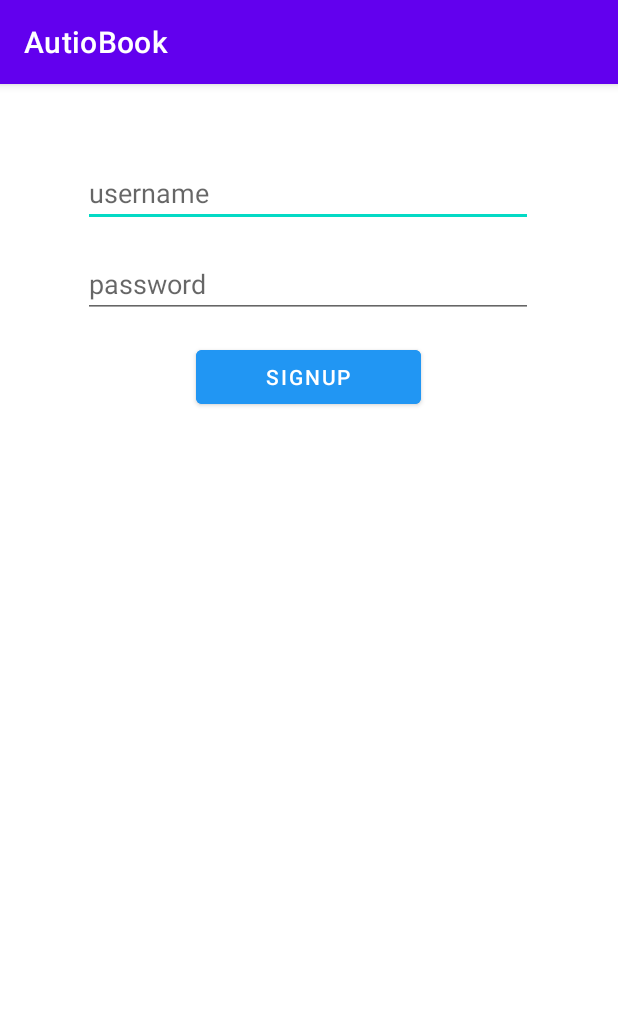
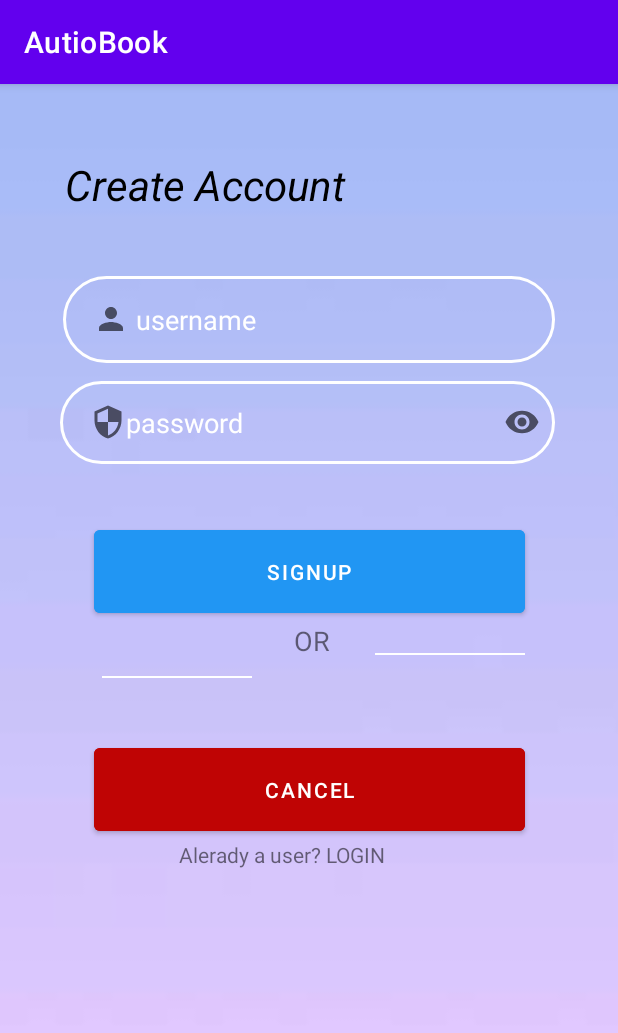
Before and after one commit to Autiobook/Autiobook, an Android app: the SignupActivity screen opened directly, with no data from a screen before it, on a phone screen of 412 x 824 dp. Shown: the top 1033 px of the screen. Run offline under Robolectric (Android 15) with nearby library versions, the phone set to English and light mode, and no system bars; libraries missing offline, so code that uses them is left out: com.parse.

Commit message:
Styled signup

```diff
--- /dev/null
+++ b/app/src/main/res/drawable/ic_baseline_remove_red_eye_24.xml
@@ -0,0 +1,10 @@
+<vector xmlns:android="http://schemas.android.com/apk/res/android"
+    android:width="24dp"
+    android:height="24dp"
+    android:viewportWidth="24"
+    android:viewportHeight="24"
+    android:tint="?attr/colorControlNormal">
+  <path
+      android:fillColor="@android:color/white"
+      android:pathData="M12,4.5C7,4.5 2.73,7.61 1,12c1.73,4.39 6,7.5 11,7.5s9.27,-3.11 11,-7.5c-1.73,-4.39 -6,-7.5 -11,-7.5zM12,17c-2.76,0 -5,-2.24 -5,-5s2.24,-5 5,-5 5,2.24 5,5 -2.24,5 -5,5zM12,9c-1.66,0 -3,1.34 -3,3s1.34,3 3,3 3,-1.34 3,-3 -1.34,-3 -3,-3z"/>
+</vector>
--- /dev/null
+++ b/app/src/main/res/drawable/ic_person.xml
@@ -0,0 +1,10 @@
+<vector xmlns:android="http://schemas.android.com/apk/res/android"
+    android:width="24dp"
+    android:height="24dp"
+    android:viewportWidth="24"
+    android:viewportHeight="24"
+    android:tint="?attr/colorControlNormal">
+  <path
+      android:fillColor="@android:color/white"
+      android:pathData="M12,12c2.21,0 4,-1.79 4,-4s-1.79,-4 -4,-4 -4,1.79 -4,4 1.79,4 4,4zM12,14c-2.67,0 -8,1.34 -8,4v2h16v-2c0,-2.66 -5.33,-4 -8,-4z"/>
+</vector>
--- /dev/null
+++ b/app/src/main/res/drawable/ic_security.xml
@@ -0,0 +1,10 @@
+<vector xmlns:android="http://schemas.android.com/apk/res/android"
+    android:width="24dp"
+    android:height="24dp"
+    android:viewportWidth="24"
+    android:viewportHeight="24"
+    android:tint="?attr/colorControlNormal">
+  <path
+      android:fillColor="@android:color/white"
+      android:pathData="M12,1L3,5v6c0,5.55 3.84,10.74 9,12 5.16,-1.26 9,-6.45 9,-12L21,5l-9,-4zM12,11.99h7c-0.53,4.12 -3.28,7.79 -7,8.94L12,12L5,12L5,6.3l7,-3.11v8.8z"/>
+</vector>
--- /dev/null
+++ b/app/src/main/res/drawable/input_bg.xml
@@ -0,0 +1,6 @@
+<?xml version="1.0" encoding="utf-8"?>
+<shape xmlns:android="http://schemas.android.com/apk/res/android">
+    <stroke android:color="@color/white" android:width="2dp"/>
+    <corners android:radius="70dp"/>
+
+</shape>
--- a/app/src/main/res/layout/activity_login.xml
+++ b/app/src/main/res/layout/activity_login.xml
@@ -1,13 +1,13 @@
 <?xml version="1.0" encoding="utf-8"?>
-<androidx.constraintlayout.widget.ConstraintLayout
-    xmlns:android="http://schemas.android.com/apk/res/android"
+<androidx.constraintlayout.widget.ConstraintLayout xmlns:android="http://schemas.android.com/apk/res/android"
+    xmlns:app="http://schemas.android.com/apk/res-auto"
     xmlns:tools="http://schemas.android.com/tools"
-    xmlns:app="http://schemas.android.com/apk/res-auto"
     android:layout_width="match_parent"
     android:layout_height="match_parent"
-    android:layout_margin="16dp"
+
     android:orientation="vertical"
-    tools:context=".LoginActivity">
+    tools:context=".LoginActivity"
+    android:background="@drawable/images">
 
     <EditText
         android:id="@+id/etUsername"
--- a/app/src/main/res/layout/activity_signup.xml
+++ b/app/src/main/res/layout/activity_signup.xml
@@ -4,44 +4,143 @@
     xmlns:tools="http://schemas.android.com/tools"
     android:layout_width="match_parent"
     android:layout_height="match_parent"
-    tools:context=".SignUpActivity">
+    tools:context=".SignUpActivity"
+    android:background="@drawable/images" >
 
     <EditText
         android:id="@+id/etUsername"
-        android:layout_width="300dp"
-        android:layout_height="wrap_content"
-        android:layout_marginTop="50dp"
+        android:layout_width="328dp"
+        android:layout_height="58dp"
+        android:layout_marginTop="128dp"
+        android:background="@drawable/input_bg"
+        android:drawableLeft="@drawable/ic_person"
         android:ems="10"
-        android:hint="username"
+        android:hint=" username"
         android:inputType="textPersonName"
+        android:paddingLeft="20dp"
+        android:paddingTop="10dp"
+        android:paddingRight="10dp"
+        android:paddingBottom="10dp"
+        android:textColorHint="@color/white"
         app:layout_constraintEnd_toEndOf="parent"
-        app:layout_constraintHorizontal_bias="0.497"
         app:layout_constraintStart_toStartOf="parent"
         app:layout_constraintTop_toTopOf="parent" />
 
+    <TextView
+        android:id="@+id/textView"
+        android:layout_width="324dp"
+        android:layout_height="80dp"
+        android:backgroundTint="@color/white"
+        android:text="Create Account"
+
+        android:textColor="#000000"
+        android:textSize="28sp"
+        android:textStyle="italic"
+        app:layout_constraintBottom_toTopOf="@+id/etUsername"
+        app:layout_constraintEnd_toEndOf="parent"
+        app:layout_constraintHorizontal_bias="0.496"
+        app:layout_constraintStart_toStartOf="parent"
+        app:layout_constraintTop_toTopOf="parent"
+        app:layout_constraintVertical_bias="1.0" />
+
     <EditText
         android:id="@+id/etPassword"
-        android:layout_width="300dp"
-        android:layout_height="wrap_content"
-        android:layout_marginTop="15dp"
+        android:layout_width="330dp"
+        android:layout_height="55dp"
+        android:layout_marginTop="12dp"
+        android:background="@drawable/input_bg"
+        android:drawableLeft="@drawable/ic_security"
+        android:drawableRight="@drawable/ic_baseline_remove_red_eye_24"
         android:ems="10"
         android:hint="password"
         android:inputType="textPersonName|textPassword"
+        android:paddingLeft="20dp"
+        android:paddingTop="10dp"
+        android:paddingRight="10dp"
+        android:paddingBottom="10dp"
+        android:textColor="@color/white"
+        android:textColorHint="@color/white"
         app:layout_constraintEnd_toEndOf="parent"
-        app:layout_constraintHorizontal_bias="0.497"
+        app:layout_constraintHorizontal_bias="0.486"
         app:layout_constraintStart_toStartOf="parent"
         app:layout_constraintTop_toBottomOf="@+id/etUsername" />
 
     <Button
         android:id="@+id/btnSignup"
-        android:layout_width="150dp"
-        android:layout_height="wrap_content"
+        android:layout_width="287dp"
+        android:layout_height="67dp"
         android:layout_marginTop="15dp"
         android:backgroundTint="#2196F3"
         android:text="Signup"
+        app:layout_constraintBottom_toBottomOf="parent"
         app:layout_constraintEnd_toEndOf="parent"
-        app:layout_constraintHorizontal_bias="0.498"
         app:layout_constraintStart_toStartOf="parent"
-        app:layout_constraintTop_toBottomOf="@+id/etPassword" />
+        app:layout_constraintTop_toBottomOf="@+id/etPassword"
+        app:layout_constraintVertical_bias="0.053" />
+
+    <TextView
+        android:id="@+id/textView2"
+        android:layout_width="77dp"
+        android:layout_height="41dp"
+        android:text="      OR"
+        android:textSize="18sp"
+        app:layout_constraintBottom_toBottomOf="@+id/button"
+        app:layout_constraintEnd_toEndOf="@+id/btnSignup"
+        app:layout_constraintStart_toStartOf="@+id/btnSignup"
+        app:layout_constraintTop_toBottomOf="@+id/btnSignup"
+        app:layout_constraintVertical_bias="0.0" />
+
+    <View
+        android:id="@+id/view"
+        android:layout_width="100dp"
+        android:layout_height="1dp"
+        android:layout_centerVertical="true"
+        android:layout_marginTop="88dp"
+        android:layout_toLeftOf="@id/textView2"
+        android:background="@color/white"
+        app:layout_constraintEnd_toEndOf="@+id/button"
+        app:layout_constraintHorizontal_bias="1.0"
+        app:layout_constraintStart_toEndOf="@+id/textView2"
+        app:layout_constraintTop_toTopOf="@+id/btnSignup"
+        tools:ignore="MissingConstraints" />
+
+
+    <View
+        android:id="@+id/view2"
+        android:layout_width="100dp"
+        android:layout_height="1dp"
+        android:layout_centerVertical="true"
+        android:layout_marginTop="70dp"
+        android:layout_toRightOf="@id/textView2"
+        android:background="@color/white"
+        app:layout_constraintBottom_toTopOf="@+id/button"
+        app:layout_constraintEnd_toStartOf="@+id/textView2"
+        app:layout_constraintHorizontal_bias="1.0"
+        app:layout_constraintStart_toStartOf="parent"
+        app:layout_constraintTop_toTopOf="@+id/btnSignup"
+        app:layout_constraintVertical_bias="0.45"
+        tools:ignore="MissingConstraints" />
+
+    <Button
+        android:id="@+id/button"
+        android:layout_width="287dp"
+        android:layout_height="67dp"
+        android:layout_marginBottom="264dp"
+        android:backgroundTint="#BF0404"
+        android:text="Cancel"
+        app:layout_constraintBottom_toBottomOf="parent"
+        app:layout_constraintEnd_toEndOf="parent"
+        app:layout_constraintStart_toStartOf="parent" />
+
+
+    <TextView
+        android:id="@+id/textView3"
+        android:layout_width="172dp"
+        android:layout_height="44dp"
+        android:text="Alerady a user? LOGIN"
+        app:layout_constraintEnd_toEndOf="parent"
+        app:layout_constraintHorizontal_bias="0.497"
+        app:layout_constraintStart_toStartOf="parent"
+        app:layout_constraintTop_toBottomOf="@+id/button" />
 
 </androidx.constraintlayout.widget.ConstraintLayout>
```
Also changed, not shown: app/src/main/res/drawable/images.png (added).
